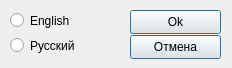
The window that source/language.ui (arcan1s/food_gui) describes before a commit, drawn with Qt 5.
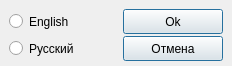
The same window after the commit.

```diff
--- a/source/language.ui
+++ b/source/language.ui
@@ -7,71 +7,134 @@
     <x>0</x>
     <y>0</y>
     <width>232</width>
-    <height>68</height>
+    <height>66</height>
    </rect>
   </property>
+  <property name="minimumSize">
+   <size>
+    <width>232</width>
+    <height>66</height>
+   </size>
+  </property>
   <property name="windowTitle">
    <string>Change language</string>
   </property>
   <widget class="QWidget" name="centralwidget">
-   <widget class="QRadioButton" name="eng_radio">
-    <property name="geometry">
-     <rect>
-      <x>10</x>
-      <y>10</y>
-      <width>99</width>
-      <height>21</height>
-     </rect>
-    </property>
-    <property name="text">
-     <string>English</string>
-    </property>
-   </widget>
-   <widget class="QRadioButton" name="rus_radio">
-    <property name="geometry">
-     <rect>
-      <x>10</x>
-      <y>35</y>
-      <width>99</width>
-      <height>21</height>
-     </rect>
-    </property>
-    <property name="text">
-     <string>Русский</string>
-    </property>
-   </widget>
-   <widget class="QPushButton" name="okbut">
-    <property name="geometry">
-     <rect>
-      <x>130</x>
-      <y>10</y>
-      <width>91</width>
-      <height>24</height>
-     </rect>
-    </property>
-    <property name="text">
-     <string>Ok</string>
-    </property>
-    <property name="default">
-     <bool>true</bool>
-    </property>
-   </widget>
-   <widget class="QPushButton" name="cancelbut">
-    <property name="geometry">
-     <rect>
-      <x>130</x>
-      <y>35</y>
-      <width>91</width>
-      <height>24</height>
-     </rect>
-    </property>
-    <property name="text">
-     <string>Отмена</string>
-    </property>
-    <property name="default">
-     <bool>true</bool>
-    </property>
-   </widget>
+   <property name="minimumSize">
+    <size>
+     <width>232</width>
+     <height>66</height>
+    </size>
+   </property>
+   <layout class="QGridLayout" name="gridLayout">
+    <item row="1" column="0">
+     <widget class="QRadioButton" name="rus_radio">
+      <property name="minimumSize">
+       <size>
+        <width>100</width>
+        <height>25</height>
+       </size>
+      </property>
+      <property name="maximumSize">
+       <size>
+        <width>16777215</width>
+        <height>25</height>
+       </size>
+      </property>
+      <property name="text">
+       <string>Русский</string>
+      </property>
+     </widget>
+    </item>
+    <item row="1" column="1">
+     <widget class="QPushButton" name="cancelbut">
+      <property name="sizePolicy">
+       <sizepolicy hsizetype="Fixed" vsizetype="Fixed">
+        <horstretch>0</horstretch>
+        <verstretch>0</verstretch>
+       </sizepolicy>
+      </property>
+      <property name="minimumSize">
+       <size>
+        <width>100</width>
+        <height>25</height>
+       </size>
+      </property>
+      <property name="maximumSize">
+       <size>
+        <width>100</width>
+        <height>25</height>
+       </size>
+      </property>
+      <property name="text">
+       <string>Отмена</string>
+      </property>
+      <property name="default">
+       <bool>true</bool>
+      </property>
+     </widget>
+    </item>
+    <item row="0" column="0">
+     <widget class="QRadioButton" name="eng_radio">
+      <property name="minimumSize">
+       <size>
+        <width>100</width>
+        <height>25</height>
+       </size>
+      </property>
+      <property name="maximumSize">
+       <size>
+        <width>16777215</width>
+        <height>25</height>
+       </size>
+      </property>
+      <property name="text">
+       <string>English</string>
+      </property>
+     </widget>
+    </item>
+    <item row="0" column="1">
+     <widget class="QPushButton" name="okbut">
+      <property name="sizePolicy">
+       <sizepolicy hsizetype="Fixed" vsizetype="Fixed">
+        <horstretch>0</horstretch>
+        <verstretch>0</verstretch>
+       </sizepolicy>
+      </property>
+      <property name="minimumSize">
+       <size>
+        <width>100</width>
+        <height>25</height>
+       </size>
+      </property>
+      <property name="maximumSize">
+       <size>
+        <width>100</width>
+        <height>25</height>
+       </size>
+      </property>
+      <property name="text">
+       <string>Ok</string>
+      </property>
+      <property name="default">
+       <bool>true</bool>
+      </property>
+     </widget>
+    </item>
+    <item row="2" column="0" colspan="2">
+     <spacer name="verticalSpacer">
+      <property name="orientation">
+       <enum>Qt::Vertical</enum>
+      </property>
+      <property name="sizeHint" stdset="0">
+       <size>
+        <width>20</width>
+        <height>40</height>
+       </size>
+      </property>
+     </spacer>
+    </item>
+   </layout>
   </widget>
  </widget>
  <tabstops>
```
